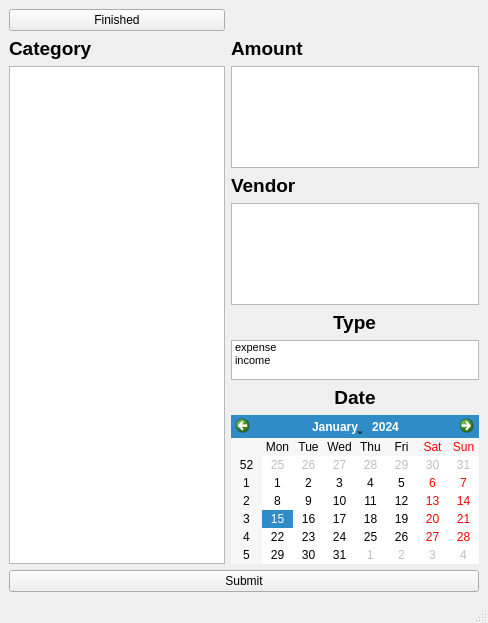
Qt form budget/budget.ui (Samu-K/budget_app) before a commit.
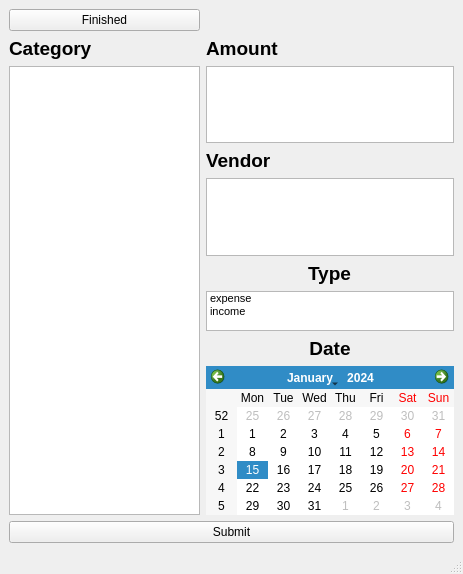
The same form after that commit.

```diff
--- a/budget/budget.ui
+++ b/budget/budget.ui
@@ -6,8 +6,8 @@
    <rect>
     <x>0</x>
     <y>0</y>
-    <width>488</width>
-    <height>623</height>
+    <width>463</width>
+    <height>574</height>
    </rect>
   </property>
   <property name="windowTitle">
@@ -83,7 +83,7 @@
        <widget class="QTextEdit" name="aText">
         <property name="font">
          <font>
-          <pointsize>12</pointsize>
+          <pointsize>18</pointsize>
          </font>
         </property>
         <property name="tabChangesFocus">
@@ -94,8 +94,8 @@
 &lt;html&gt;&lt;head&gt;&lt;meta name=&quot;qrichtext&quot; content=&quot;1&quot; /&gt;&lt;meta charset=&quot;utf-8&quot; /&gt;&lt;style type=&quot;text/css&quot;&gt;
 p, li { white-space: pre-wrap; }
 hr { height: 1px; border-width: 0; }
-&lt;/style&gt;&lt;/head&gt;&lt;body style=&quot; font-family:'Sans Serif'; font-size:12pt; font-weight:400; font-style:normal;&quot;&gt;
-&lt;p align=&quot;center&quot; style=&quot;-qt-paragraph-type:empty; margin-top:0px; margin-bottom:0px; margin-left:0px; margin-right:0px; -qt-block-indent:0; text-indent:0px; font-family:'Segoe UI';&quot;&gt;&lt;br /&gt;&lt;/p&gt;&lt;/body&gt;&lt;/html&gt;</string>
+&lt;/style&gt;&lt;/head&gt;&lt;body style=&quot; font-family:'Sans Serif'; font-size:18pt; font-weight:400; font-style:normal;&quot;&gt;
+&lt;p align=&quot;center&quot; style=&quot;-qt-paragraph-type:empty; margin-top:0px; margin-bottom:0px; margin-left:0px; margin-right:0px; -qt-block-indent:0; text-indent:0px; font-family:'Segoe UI'; font-size:12pt;&quot;&gt;&lt;br /&gt;&lt;/p&gt;&lt;/body&gt;&lt;/html&gt;</string>
         </property>
        </widget>
       </item>
@@ -134,7 +134,7 @@
         </property>
         <property name="font">
          <font>
-          <pointsize>12</pointsize>
+          <pointsize>18</pointsize>
          </font>
         </property>
         <property name="tabChangesFocus">
@@ -145,8 +145,8 @@
 &lt;html&gt;&lt;head&gt;&lt;meta name=&quot;qrichtext&quot; content=&quot;1&quot; /&gt;&lt;meta charset=&quot;utf-8&quot; /&gt;&lt;style type=&quot;text/css&quot;&gt;
 p, li { white-space: pre-wrap; }
 hr { height: 1px; border-width: 0; }
-&lt;/style&gt;&lt;/head&gt;&lt;body style=&quot; font-family:'Sans Serif'; font-size:12pt; font-weight:400; font-style:normal;&quot;&gt;
-&lt;p align=&quot;center&quot; style=&quot;-qt-paragraph-type:empty; margin-top:0px; margin-bottom:0px; margin-left:0px; margin-right:0px; -qt-block-indent:0; text-indent:0px; font-family:'Segoe UI';&quot;&gt;&lt;br /&gt;&lt;/p&gt;&lt;/body&gt;&lt;/html&gt;</string>
+&lt;/style&gt;&lt;/head&gt;&lt;body style=&quot; font-family:'Sans Serif'; font-size:18pt; font-weight:400; font-style:normal;&quot;&gt;
+&lt;p align=&quot;center&quot; style=&quot;-qt-paragraph-type:empty; margin-top:0px; margin-bottom:0px; margin-left:0px; margin-right:0px; -qt-block-indent:0; text-indent:0px; font-family:'Segoe UI'; font-size:12pt;&quot;&gt;&lt;br /&gt;&lt;/p&gt;&lt;/body&gt;&lt;/html&gt;</string>
         </property>
        </widget>
       </item>
```
Left out of the diff: 6 changed lines with no effect on the pictures.
